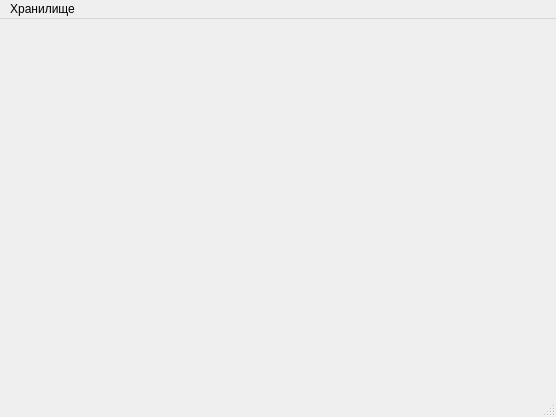
Qt form ui/mainwindow.ui (vlkv/reggata) before a commit.
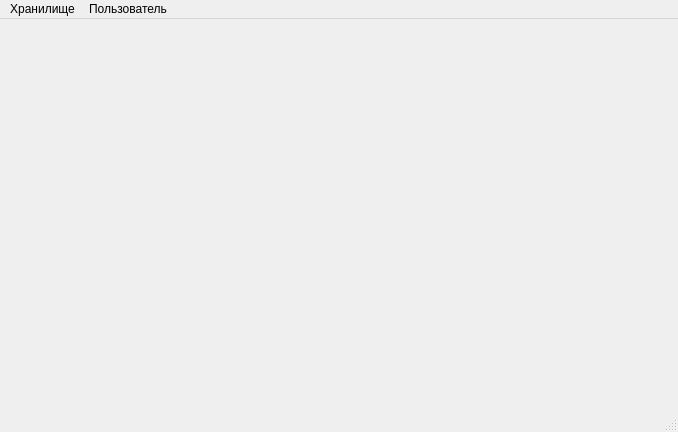
The same form after that commit.

```diff
--- a/ui/mainwindow.ui
+++ b/ui/mainwindow.ui
@@ -6,8 +6,8 @@
    <rect>
     <x>0</x>
     <y>0</y>
-    <width>556</width>
-    <height>417</height>
+    <width>678</width>
+    <height>432</height>
    </rect>
   </property>
   <property name="windowTitle">
@@ -19,7 +19,7 @@
     <rect>
      <x>0</x>
      <y>0</y>
-     <width>556</width>
+     <width>678</width>
      <height>26</height>
     </rect>
    </property>
@@ -32,7 +32,16 @@
     <addaction name="action_repo_close"/>
     <addaction name="action_repo_add_item"/>
    </widget>
+   <widget class="QMenu" name="menu">
+    <property name="title">
+     <string>Пользователь</string>
+    </property>
+    <addaction name="action_user_create"/>
+    <addaction name="action_user_login"/>
+    <addaction name="action_user_logout"/>
+   </widget>
    <addaction name="menu_repo"/>
+   <addaction name="menu"/>
   </widget>
   <widget class="QStatusBar" name="statusbar"/>
   <action name="action_repo_create">
```
Left out of the diff: 15 changed lines with no effect on the pictures.
